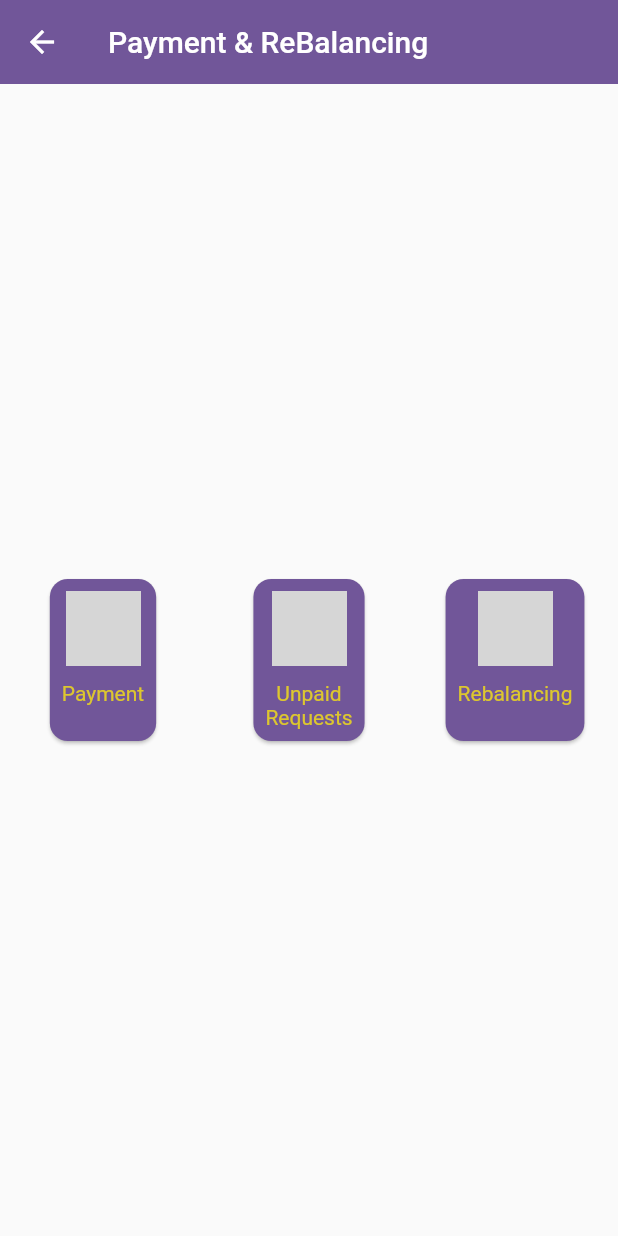
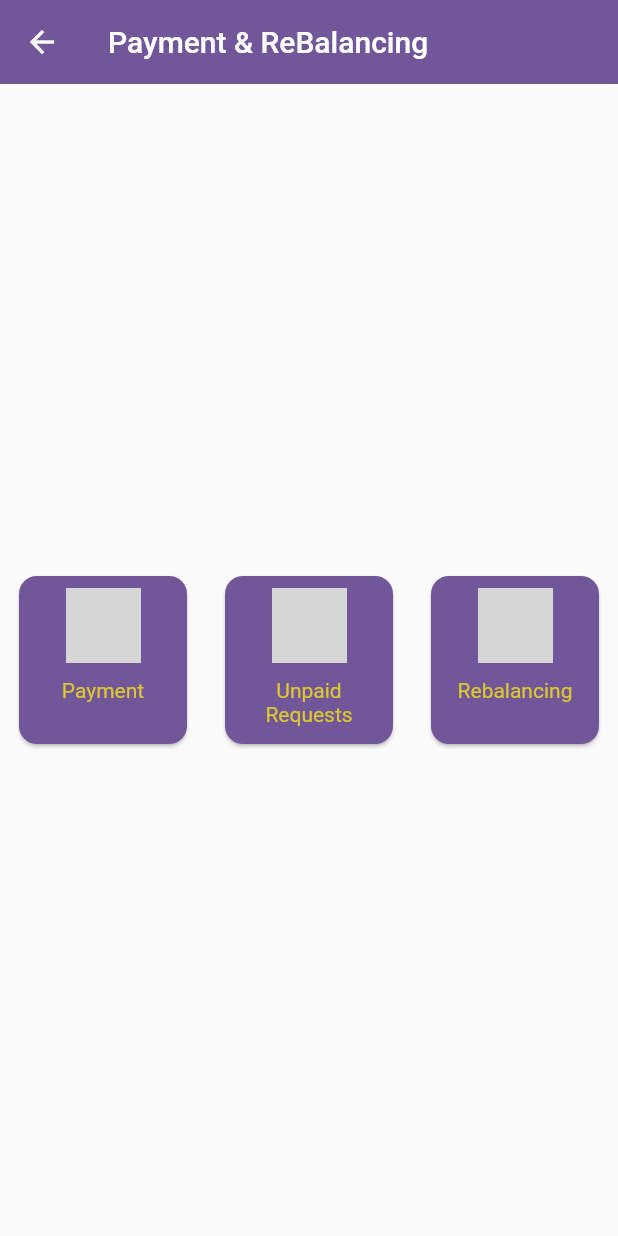
Before and after one commit to gabrielstonedelza/Easy-Agent-Flutter, a Flutter app: the PaymentAndReBalancing screen opened directly, on a phone screen of 412 x 824 dp. Run offline on Flutter 3.47's test engine with Material 2 defaults, Android fonts, the phone set to English and light mode, and no system bars; our stand-ins replace animate_do, device_info_plus, dio, flutter_advanced_drawer, flutter_local_notifications, get and 7 more; missing offline and left inert: device_apps, flutter_phone_direct_caller, flutter_sms_inbox, telephony, ussd_advanced; accounts and stored records are empty; network calls fail; grey boxes are pictures that could not be loaded.

Commit message:
easy agent flutter app,applied dart fixes

```diff
--- a/lib/screens/customerservice/customerservice.dart
+++ b/lib/screens/customerservice/customerservice.dart
@@ -50,7 +50,7 @@ class CustomerService extends StatelessWidget {
                 child: GestureDetector(
                   child: Column(
                     children: [
-                      myOnlineImage("fraud.png",70,70),
+
                       myBasicWidget("fraud.png","Fraud",""),
                     ],
                   ),
--- a/lib/screens/paymentandrebalancing.dart
+++ b/lib/screens/paymentandrebalancing.dart
@@ -5,7 +5,6 @@ import 'package:flutter/material.dart';
 import 'package:get/get.dart';
 
 import '../widgets/basicui.dart';
-import '../widgets/getonlineimage.dart';
 
 class PaymentAndReBalancing extends StatefulWidget {
   const PaymentAndReBalancing({Key? key}) : super(key: key);
--- a/lib/widgets/basicui.dart
+++ b/lib/widgets/basicui.dart
@@ -4,7 +4,10 @@ import '../constants.dart';
 import 'getonlineimage.dart';
 
 Widget myBasicWidget(String imageName,String title,String title2){
-  return Card(
+  return SizedBox(
+    width: 120,
+    height: 120,
+    child: Card(
       shape: RoundedRectangleBorder(
           borderRadius: BorderRadius.circular(12)
       ),
@@ -22,5 +25,6 @@ Widget myBasicWidget(String imageName,String title,String title2){
           ],
         ),
       ),
+    ),
   );
 }
```
Lines whose indentation alone changed are shown as unchanged.
